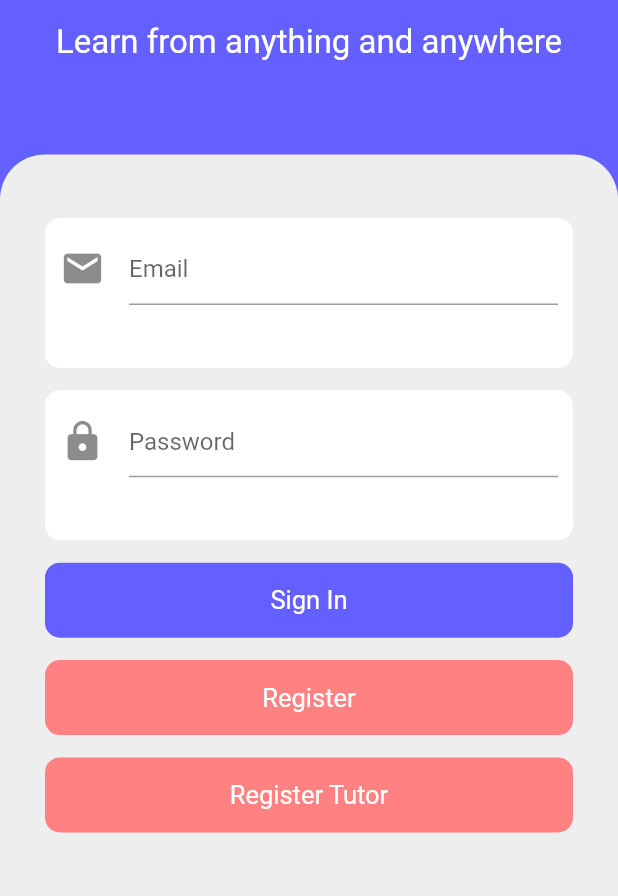
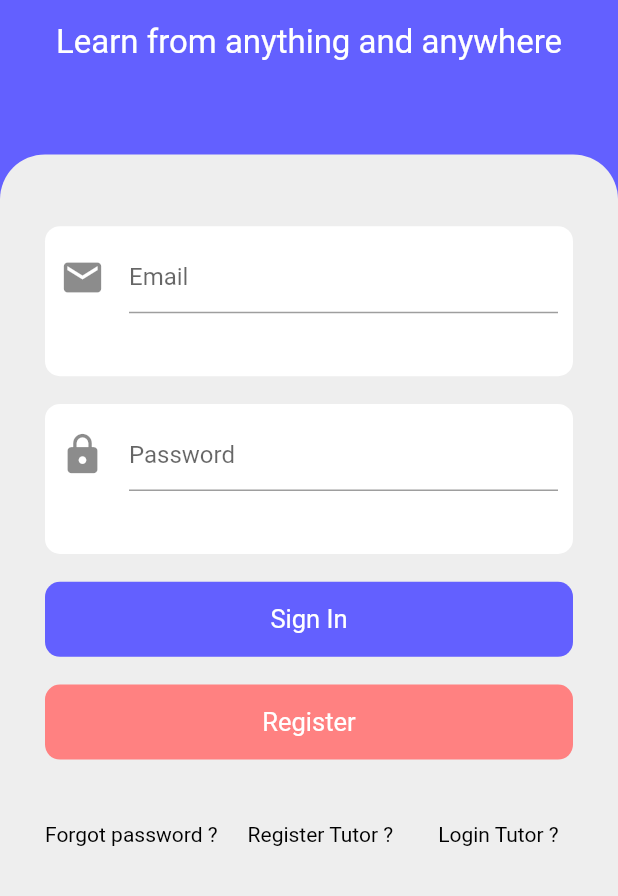
Before and after one commit to noymak/Luk-To-Learn, a Flutter app: the screen it shows after launch, on a phone screen of 412 x 824 dp, the part 340-1236 px from its top. Run offline on Flutter 3.47's test engine with Material 2 defaults, Android fonts, the phone set to English and light mode, and no system bars; our stand-ins replace cloud_firestore, dropdown_button2, dropdown_search, file_picker, firebase_auth, firebase_core and 6 more; missing offline and left inert: splash_screen_view; accounts and stored records are empty; Roboto replaces fonts that are missing (Kanit).

Commit message:
เพิ่มนิดๆ

```diff
--- a/project-main/lib/Screens/tutor_screen/addedcourses.dart
+++ b/project-main/lib/Screens/tutor_screen/addedcourses.dart
@@ -35,7 +35,6 @@ class _AddedCoursesState extends State<AddedCourses> {
               width: size.width,
               child: Stack(
                 children: [
-
                  GetBuilder<CoursesController>(builder: (_) {
                       if (coursesController.fileBackgound != null) {
                         return Container(
--- a/project-main/lib/Screens/welcome_screen.dart
+++ b/project-main/lib/Screens/welcome_screen.dart
@@ -158,27 +158,66 @@ class WelcomeScreen extends StatelessWidget {
                           ),
                         ),
                       ),
+                      // GestureDetector(
+                      //   onTap: () {
+                      //     Navigator.pushNamed(context, '/registertutor');
+                      //   },
+                      //   child: Container(
+                      //     height: 50,
+                      //     width: size.width,
+                      //     decoration: BoxDecoration(
+                      //         color: Color(0xffFF8181),
+                      //         borderRadius: BorderRadius.circular(10)),
+                      //     child: Center(
+                      //       child: Text(
+                      //         "Register Tutor",
+                      //         style: GoogleFonts.kanit(
+                      //             fontSize: 17, color: Colors.white),
+                      //       ),
+                      //     ),
+                      //   ),
+                      // ),
+                      SizedBox(
+                        height: 5,
+                      ),
+                      Row(
+                        children: [
+                          GestureDetector(
+                            onTap: () {
+                                    Navigator.pushNamed(context, '/forgotpass');
+                                  },
+                            child: Text(
+                              'Forgot password ?',
+                              style: GoogleFonts.kanit(
+                                  fontSize: 14, color: Colors.black),
+                            ),
+                          ),
+                          SizedBox(width: 20),
                           GestureDetector(
                             onTap: () {
                               Navigator.pushNamed(context, '/registertutor');
                             },
-                        child: Container(
-                          height: 50,
-                          width: size.width,
-                          decoration: BoxDecoration(
-                              color: Color(0xffFF8181),
-                              borderRadius: BorderRadius.circular(10)),
-                          child: Center(
                             child: Text(
-                              "Register Tutor",
+                              'Register Tutor ?',
                               style: GoogleFonts.kanit(
-                                  fontSize: 17, color: Colors.white),
+                                  fontSize: 14, color: Colors.black),
                             ),
                           ),
+                          SizedBox(width: 30),
+                          GestureDetector(
+                             onTap: () {
+                              Navigator.pushNamed(context, '/login_tutor');
+                            },
+                            child: Text(
+                              'Login Tutor ?',
+                              style: GoogleFonts.kanit(
+                                  fontSize: 14, color: Colors.black),
                             ),
                           ),
+                        ],
+                      ),
                        SizedBox(
-                        height: 20,
+                        height: 5,
                       ),
                     ],
                   ),
--- a/project-main/lib/main.dart
+++ b/project-main/lib/main.dart
@@ -21,6 +21,7 @@ import 'package:luk_to_learn/Screens/tutor_screen/editprofiletutor.dart';
 import 'package:luk_to_learn/Screens/user_screen/forgotpass.dart';
 import 'package:luk_to_learn/Screens/user_screen/forgotpassOTP.dart';
 import 'package:luk_to_learn/Screens/tutor_screen/infocourse.dart';
+import 'package:luk_to_learn/Screens/user_screen/login_tutor.dart';
 import 'package:luk_to_learn/Screens/user_screen/orderhis.dart';
 import 'package:luk_to_learn/Screens/user_screen/paymentqr.dart';
 import 'package:luk_to_learn/Screens/user_screen/paymentselect.dart';
@@ -101,6 +102,7 @@ class MyApp extends StatelessWidget {
         '/addedcourses': ((context) => AddedCourses()),
         '/mycoursetutor': ((context) => MycourseTutor()),
         '/registertutor': ((context) => RegistrationScreen()),
+        '/login_tutor': ((context) => LoginTutor()),
       },
     );
   }
```
Also changed, not shown: project-main/lib/Screens/user_screen/login_tutor.dart (added, +122 -0 lines), project-main/lib/Screens/user_screen/profile.dart (+25 -25 lines). Lines whose indentation alone changed are shown as unchanged.
